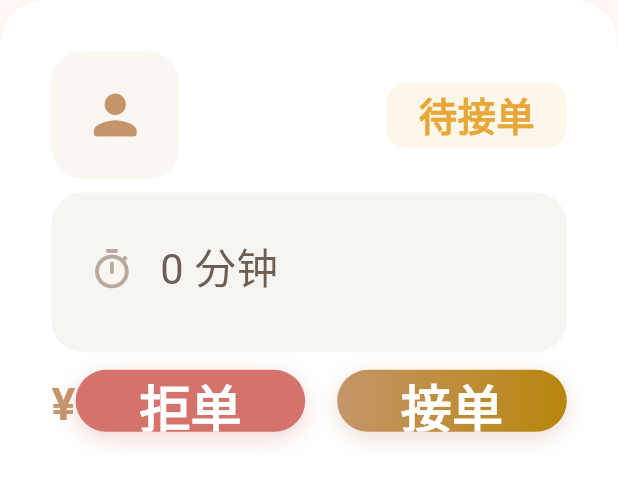
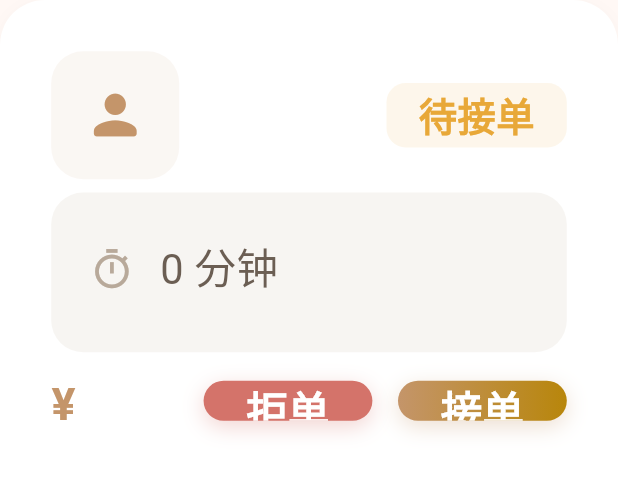
Before and after one commit to coyotev-crypto/door_to_door_service, a Flutter app: the ProviderOrderCard widget shown alone on an empty page, opened directly with empty values, on a phone screen of 412 x 824 dp. Shown: the top 478 px of the screen. Run offline on Flutter 3.47's test engine with Material 3 defaults, Android fonts, the phone set to English and light mode, and no system bars; our stand-ins replace dio, easy_refresh, flutter_html, flutter_screenutil, get, image_picker and 3 more; missing offline and left inert: agora_chat_sdk, flutter_baidu_mapapi_base, flutter_baidu_mapapi_map, flutter_bmflocation; accounts and stored records are empty; network calls fail.

Commit message:
refactor: PrimaryButton新增compact紧凑模式+服务商卡片按钮布局适配

```diff
--- a/lib/presentation/widgets/primary_button.dart
+++ b/lib/presentation/widgets/primary_button.dart
@@ -10,7 +10,9 @@ class PrimaryButton extends StatelessWidget {
   final VoidCallback? onPressed;
   final IconData? icon;
   final double? width;
+  final double? height;
   final List<Color>? gradientColors;
+  final bool compact;
 
   const PrimaryButton({
     super.key,
@@ -19,14 +21,16 @@ class PrimaryButton extends StatelessWidget {
     this.onPressed,
     this.icon,
     this.width,
+    this.height,
     this.gradientColors,
+    this.compact = false,
   });
 
   @override
   Widget build(BuildContext context) {
     return SizedBox(
       width: width,
-      height: 56.h,
+      height: height ?? (compact ? 36.h : 56.h),
       child: Container(
         decoration: BoxDecoration(
           gradient: LinearGradient(
@@ -35,7 +39,7 @@ class PrimaryButton extends StatelessWidget {
               Theme.of(context).primaryColor.withValues(alpha: 0.8),
             ],
           ),
-          borderRadius: BorderRadius.circular(12.r),
+          borderRadius: BorderRadius.circular(compact ? 10.r : 12.r),
           boxShadow: [
             BoxShadow(
               color: (gradientColors?.first ?? Theme.of(context).primaryColor).withValues(alpha: 0.3),
@@ -50,7 +54,7 @@ class PrimaryButton extends StatelessWidget {
             backgroundColor: Colors.transparent,
             shadowColor: Colors.transparent,
             shape: RoundedRectangleBorder(
-              borderRadius: BorderRadius.circular(12.r),
+              borderRadius: BorderRadius.circular(compact ? 10.r : 12.r),
             ),
           ),
           child: isLoading
@@ -73,7 +77,7 @@ class PrimaryButton extends StatelessWidget {
                     Text(
                       text,
                       style: TextStyle(
-                        fontSize: 16.sp,
+                        fontSize: compact ? 13.sp : 16.sp,
                         color: Colors.white,
                         fontWeight: FontWeight.w600,
                       ),
--- a/lib/presentation/widgets/provider_order_card.dart
+++ b/lib/presentation/widgets/provider_order_card.dart
@@ -120,17 +120,22 @@ class ProviderOrderCard extends StatelessWidget {
       case 0:
       case 1:
         return [
+          SizedBox(width: 40.w),
           Expanded(
+            flex: 2,
             child: PrimaryButton(
               text: '拒单',
+              compact: true,
               gradientColors: const [AppTheme.danger, AppTheme.danger],
               onPressed: onReject,
             ),
           ),
-          SizedBox(width: 10.w),
+          SizedBox(width: 8.w),
           Expanded(
+            flex: 2,
             child: PrimaryButton(
               text: '接单',
+              compact: true,
               gradientColors: const [AppTheme.gold, AppTheme.amber],
               onPressed: onAccept,
             ),
@@ -138,9 +143,11 @@ class ProviderOrderCard extends StatelessWidget {
         ];
       case 2:
         return [
-          Expanded(
+          SizedBox(
+            width: 80.w,
             child: PrimaryButton(
               text: '出发',
+              compact: true,
               gradientColors: const [AppTheme.gold, AppTheme.amber],
               onPressed: onEnRoute,
             ),
@@ -148,9 +155,11 @@ class ProviderOrderCard extends StatelessWidget {
         ];
       case 3:
         return [
-          Expanded(
+          SizedBox(
+            width: 120.w,
             child: PrimaryButton(
               text: '开始服务',
+              compact: true,
               gradientColors: const [AppTheme.gold, AppTheme.amber],
               onPressed: onStart,
             ),
@@ -158,9 +167,11 @@ class ProviderOrderCard extends StatelessWidget {
         ];
       case 4:
         return [
-          Expanded(
+          SizedBox(
+            width: 120.w,
             child: PrimaryButton(
               text: '完成服务',
+              compact: true,
               gradientColors: const [AppTheme.sage, Color(0xFF5A7D6A)],
               onPressed: onComplete,
             ),
```
